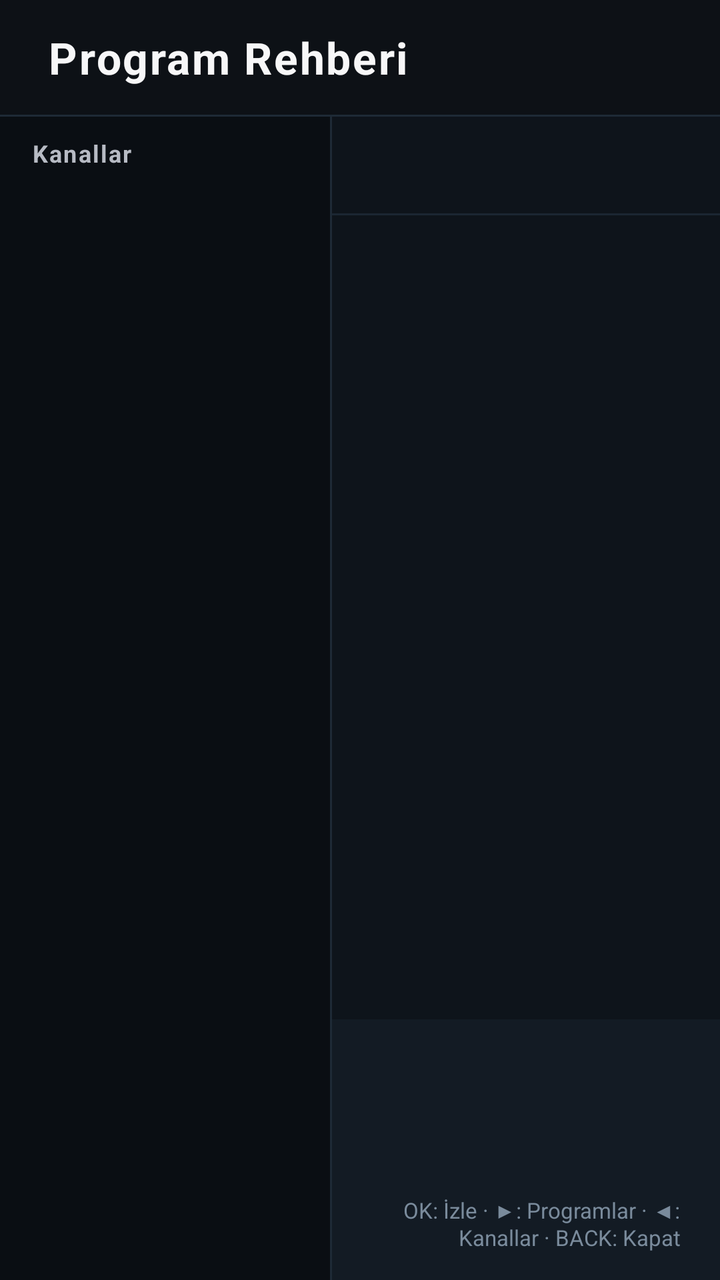
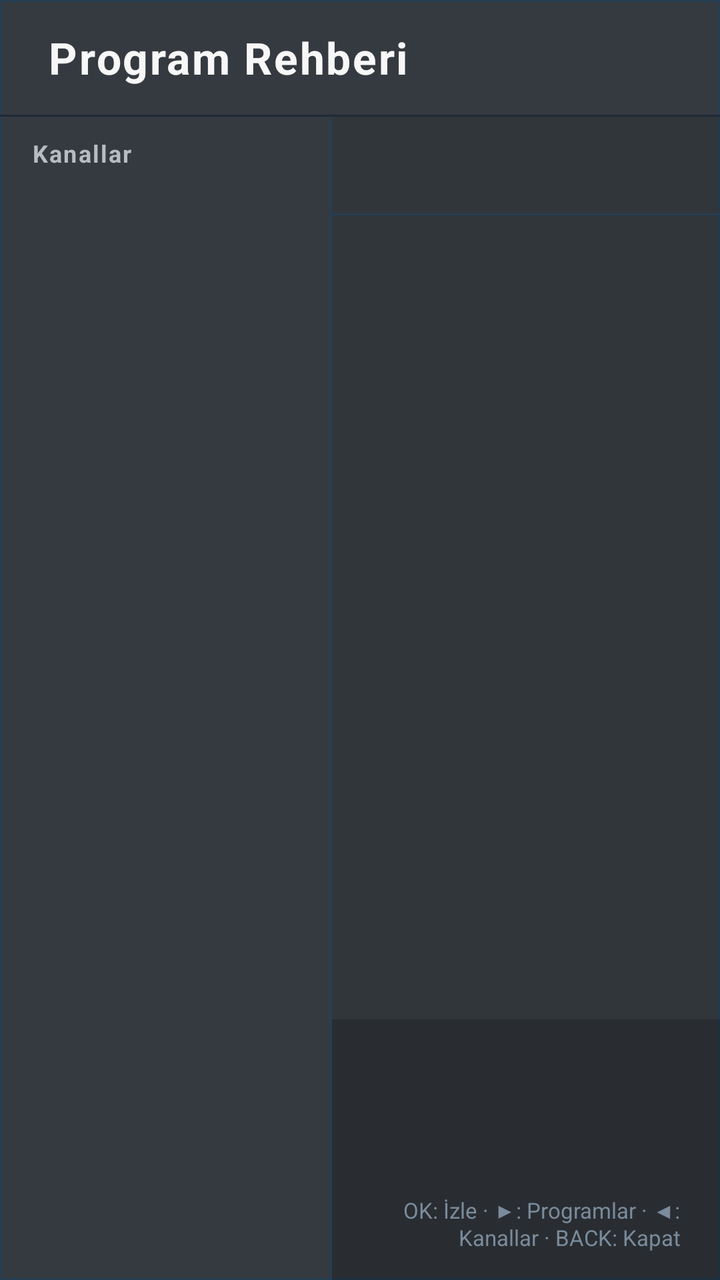

Compare the two renders of this Android layout. The source of the first and the diff that turns it into the second are given below.
<!-- AndroidManifest.xml: activity theme Theme.TVApp.GuideOverlay -->
<!-- res/layout/activity_program_guide.xml -->
<?xml version="1.0" encoding="utf-8"?>
<FrameLayout xmlns:android="http://schemas.android.com/apk/res/android"
    android:layout_width="match_parent"
    android:layout_height="match_parent"
    android:background="@android:color/transparent">

    <View
        android:layout_width="match_parent"
        android:layout_height="match_parent"
        android:background="#B3000000" />

    <LinearLayout
        android:id="@+id/guide_overlay"
        android:layout_width="wrap_content"
        android:layout_height="match_parent"
        android:layout_gravity="center"
        android:background="#F20A0E13"
        android:orientation="vertical">

        <LinearLayout
            android:id="@+id/guide_header"
            android:layout_width="match_parent"
            android:layout_height="wrap_content"
            android:gravity="center_vertical"
            android:orientation="horizontal"
            android:paddingHorizontal="24dp"
            android:paddingVertical="14dp">

            <TextView
                android:layout_width="0dp"
                android:layout_height="wrap_content"
                android:layout_weight="1"
                android:letterSpacing="0.04"
                android:text="@string/program_guide"
                android:textColor="@color/text_primary"
                android:textSize="22sp"
                android:textStyle="bold" />

            <TextView
                android:id="@+id/guide_date"
                android:layout_width="wrap_content"
                android:layout_height="wrap_content"
                android:fontFamily="sans-serif-medium"
                android:textColor="@color/accent"
                android:textSize="15sp" />
        </LinearLayout>

        <View
            android:layout_width="match_parent"
            android:layout_height="1dp"
            android:background="#1E2A36" />

        <LinearLayout
            android:layout_width="match_parent"
            android:layout_height="0dp"
            android:layout_weight="1"
            android:orientation="horizontal">

            <LinearLayout
                android:id="@+id/guide_channel_column"
                android:layout_width="0dp"
                android:layout_height="match_parent"
                android:layout_weight="46"
                android:background="#0A0E13"
                android:orientation="vertical">

                <TextView
                    android:layout_width="match_parent"
                    android:layout_height="wrap_content"
                    android:letterSpacing="0.06"
                    android:paddingHorizontal="16dp"
                    android:paddingVertical="10dp"
                    android:text="@string/channels"
                    android:textColor="@color/text_secondary"
                    android:textSize="12sp"
                    android:textStyle="bold" />

                <androidx.recyclerview.widget.RecyclerView
                    android:id="@+id/guide_channel_list"
                    android:layout_width="match_parent"
                    android:layout_height="0dp"
                    android:layout_weight="1"
                    android:clipToPadding="false"
                    android:descendantFocusability="afterDescendants"
                    android:focusable="true"
                    android:overScrollMode="never"
                    android:paddingBottom="16dp" />
            </LinearLayout>

            <View
                android:layout_width="1dp"
                android:layout_height="match_parent"
                android:background="#1E2A36" />

            <LinearLayout
                android:layout_width="0dp"
                android:layout_height="match_parent"
                android:layout_weight="54"
                android:background="#0E141B"
                android:orientation="vertical">

                <LinearLayout
                    android:layout_width="match_parent"
                    android:layout_height="wrap_content"
                    android:gravity="center_vertical"
                    android:orientation="horizontal"
                    android:paddingHorizontal="18dp"
                    android:paddingVertical="12dp">

                    <TextView
                        android:id="@+id/selected_channel_number"
                        android:layout_width="wrap_content"
                        android:layout_height="wrap_content"
                        android:textColor="@color/accent"
                        android:textSize="16sp"
                        android:textStyle="bold" />

                    <TextView
                        android:id="@+id/selected_channel_name"
                        android:layout_width="0dp"
                        android:layout_height="wrap_content"
                        android:layout_marginStart="10dp"
                        android:layout_weight="1"
                        android:ellipsize="end"
                        android:maxLines="1"
                        android:textColor="@color/text_primary"
                        android:textSize="18sp"
                        android:textStyle="bold" />
                </LinearLayout>

                <View
                    android:layout_width="match_parent"
                    android:layout_height="1dp"
                    android:background="#1B2632" />

                <FrameLayout
                    android:layout_width="match_parent"
                    android:layout_height="0dp"
                    android:layout_weight="1">

                    <androidx.recyclerview.widget.RecyclerView
                        android:id="@+id/program_list"
                        android:layout_width="match_parent"
                        android:layout_height="match_parent"
                        android:clipToPadding="false"
                        android:descendantFocusability="afterDescendants"
                        android:focusable="true"
                        android:overScrollMode="never"
                        android:paddingBottom="16dp" />

                    <TextView
                        android:id="@+id/empty_programs"
                        android:layout_width="wrap_content"
                        android:layout_height="wrap_content"
                        android:layout_gravity="center"
                        android:gravity="center"
                        android:padding="24dp"
                        android:text="@string/no_epg_data"
                        android:textColor="@color/text_secondary"
                        android:textSize="15sp"
                        android:visibility="gone" />
                </FrameLayout>

                <LinearLayout
                    android:id="@+id/program_detail"
                    android:layout_width="match_parent"
                    android:layout_height="wrap_content"
                    android:background="#131B24"
                    android:orientation="vertical"
                    android:paddingHorizontal="20dp"
                    android:paddingVertical="14dp">

                    <TextView
                        android:id="@+id/detail_title"
                        android:layout_width="match_parent"
                        android:layout_height="wrap_content"
                        android:ellipsize="end"
                        android:maxLines="1"
                        android:textColor="@color/text_primary"
                        android:textSize="17sp"
                        android:textStyle="bold" />

                    <TextView
                        android:id="@+id/detail_time"
                        android:layout_width="match_parent"
                        android:layout_height="wrap_content"
                        android:layout_marginTop="3dp"
                        android:fontFamily="sans-serif-medium"
                        android:textColor="@color/accent"
                        android:textSize="13sp" />

                    <TextView
                        android:id="@+id/detail_description"
                        android:layout_width="match_parent"
                        android:layout_height="wrap_content"
                        android:layout_marginTop="5dp"
                        android:ellipsize="end"
                        android:lineSpacingMultiplier="1.2"
                        android:maxLines="3"
                        android:textColor="@color/text_secondary"
                        android:textSize="13sp" />

                    <TextView
                        android:id="@+id/guide_control_hints"
                        android:layout_width="match_parent"
                        android:layout_height="wrap_content"
                        android:layout_marginTop="8dp"
                        android:fontFamily="sans-serif"
                        android:gravity="end"
                        android:text="@string/guide_control_hints"
                        android:textColor="#7A8B9C"
                        android:textSize="11sp" />
                </LinearLayout>
            </LinearLayout>
        </LinearLayout>
    </LinearLayout>
</FrameLayout>
<!-- resources referenced by this layout -->
<resources>
  <color name="accent">#33B5E5</color>
  <color name="text_primary">#F7F7F8</color>
  <color name="text_secondary">#B7BBC4</color>
  <string name="channels">Kanallar</string>
  <string name="guide_control_hints">OK: İzle  ·  ▶: Programlar  ·  ◀: Kanallar  ·  BACK: Kapat</string>
  <string name="no_epg_data">Bu kanal için TIF program verisi bulunamadı.</string>
  <string name="program_guide">Program Rehberi</string>
  <style name="Theme.TVApp.GuideOverlay" parent="Theme.AppCompat.DayNight.NoActionBar">
          <item name="android:windowIsTranslucent">true</item>
          <item name="android:windowBackground">@android:color/transparent</item>
          <item name="android:windowNoTitle">true</item>
          <item name="android:windowFullscreen">true</item>
          <item name="android:backgroundDimEnabled">false</item>
          <item name="android:windowDisablePreview">true</item>
          <item name="android:colorAccent">@color/accent</item>
      </style>
</resources>

<!-- the commit's change to res/layout/activity_program_guide.xml (unified diff, before → after) -->
@@ -4,17 +4,12 @@
     android:layout_height="match_parent"
     android:background="@android:color/transparent">
 
-    <View
-        android:layout_width="match_parent"
-        android:layout_height="match_parent"
-        android:background="#B3000000" />
-
     <LinearLayout
         android:id="@+id/guide_overlay"
         android:layout_width="wrap_content"
         android:layout_height="match_parent"
-        android:layout_gravity="center"
-        android:background="#F20A0E13"
+        android:layout_gravity="start"
+        android:background="@drawable/bg_guide_overlay"
         android:orientation="vertical">
 
         <LinearLayout
@@ -61,7 +56,7 @@
                 android:layout_width="0dp"
                 android:layout_height="match_parent"
                 android:layout_weight="46"
-                android:background="#0A0E13"
+                android:background="@android:color/transparent"
                 android:orientation="vertical">
 
                 <TextView
@@ -90,13 +85,13 @@
             <View
                 android:layout_width="1dp"
                 android:layout_height="match_parent"
-                android:background="#1E2A36" />
+                android:background="#263E52" />
 
             <LinearLayout
                 android:layout_width="0dp"
                 android:layout_height="match_parent"
                 android:layout_weight="54"
-                android:background="#0E141B"
+                android:background="#14000000"
                 android:orientation="vertical">
 
                 <LinearLayout
@@ -131,7 +126,7 @@
                 <View
                     android:layout_width="match_parent"
                     android:layout_height="1dp"
-                    android:background="#1B2632" />
+                    android:background="#263E52" />
 
                 <FrameLayout
                     android:layout_width="match_parent"
@@ -165,7 +160,7 @@
                     android:id="@+id/program_detail"
                     android:layout_width="match_parent"
                     android:layout_height="wrap_content"
-                    android:background="#131B24"
+                    android:background="#2A000000"
                     android:orientation="vertical"
                     android:paddingHorizontal="20dp"
                     android:paddingVertical="14dp">
<!-- resource entries referenced after the edit -->
@@ -3,6 +3,16 @@
   <color name="accent">#33B5E5</color>
   <color name="text_primary">#F7F7F8</color>
   <color name="text_secondary">#B7BBC4</color>
+  <!-- drawable bg_guide_overlay (drawable) -->
+  <?xml version="1.0" encoding="utf-8"?>
+  <shape xmlns:android="http://schemas.android.com/apk/res/android"
+      android:shape="rectangle">
+      
+      <solid android:color="#D40D131A" />
+      <stroke
+          android:width="1dp"
+          android:color="#263E52" />
+  </shape>
   <string name="channels">Kanallar</string>
   <string name="guide_control_hints">OK: İzle  ·  ▶: Programlar  ·  ◀: Kanallar  ·  BACK: Kapat</string>
   <string name="no_epg_data">Bu kanal için TIF program verisi bulunamadı.</string>
